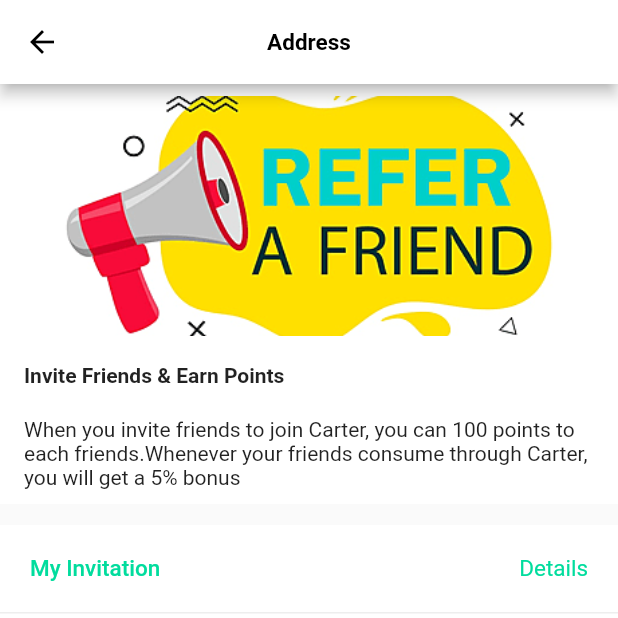
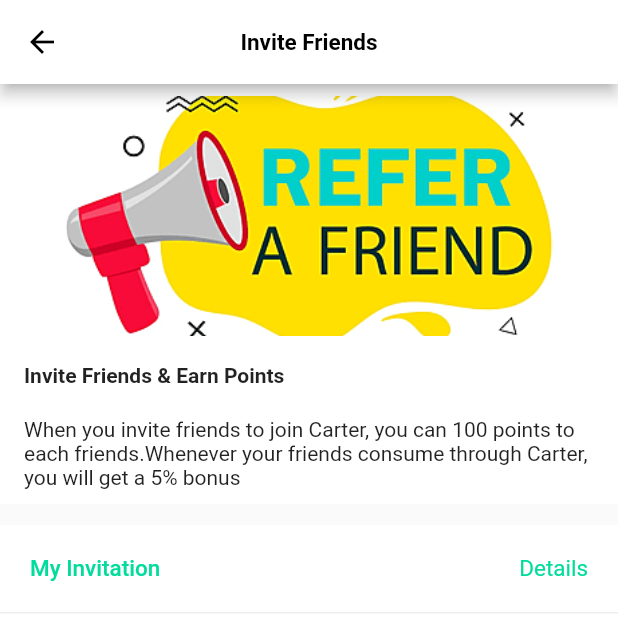
Before and after one commit to webaddicted/PaymentGetway, a Flutter app: the InviteFriendsPage screen opened by its route, on a phone screen of 412 x 824 dp, the top half of it. Run offline on Flutter 3.47's test engine with Material 2 defaults, Android fonts, the phone set to English and light mode, and no system bars; our stand-ins replace cached_network_image, dio, fluttertoast, get, logger; missing offline and left inert: http_auth, paytm_allinonesdk, razorpay_flutter; network calls fail; Roboto replaces fonts that are missing (Zillaslab).

```diff
--- a/lib/view/detail/invite_friends_page.dart
+++ b/lib/view/detail/invite_friends_page.dart
@@ -42,7 +42,7 @@
             icon: const Icon(Icons.arrow_back, color: ColorConst.blackColor),
             onPressed: () => Get.back()
             ),
-        title: getTxtBlackColor(msg: "Address", fontWeight: FontWeight.w600),
+        title: getTxtBlackColor(msg: "Invite Friends", fontWeight: FontWeight.w600),
         centerTitle: true,
         backgroundColor: ColorConst.whiteColor,
       ),
--- a/lib/view/detail/notification_page.dart
+++ b/lib/view/detail/notification_page.dart
@@ -20,7 +20,7 @@
             icon: const Icon(Icons.arrow_back, color: ColorConst.blackColor),
             onPressed: () => Get.back()
         ),
-        title: getTxtBlackColor(msg: "Address", fontWeight: FontWeight.w600),
+        title: getTxtBlackColor(msg: "Notification", fontWeight: FontWeight.w600),
         centerTitle: true,
         backgroundColor: ColorConst.whiteColor,
       ),
```
